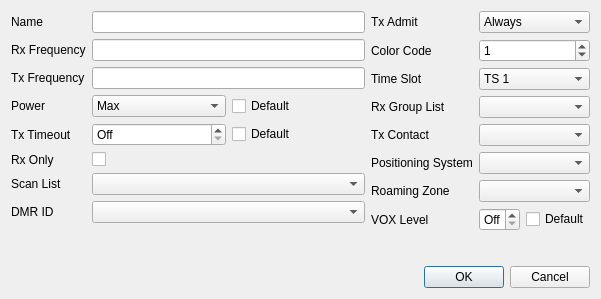
Old version of the form src/digitalchanneldialog.ui in the repository hmatuschek/qdmr.
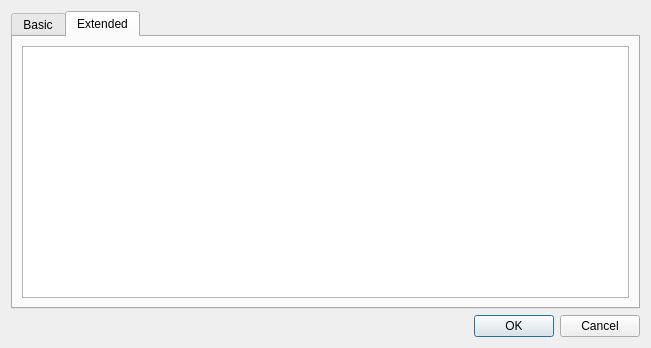
New version of the form. The open tabs and pages were chosen to show the change.

Commit message: Implemented extension wrapper.

```diff
--- a/src/digitalchanneldialog.ui
+++ b/src/digitalchanneldialog.ui
@@ -6,8 +6,8 @@
    <rect>
     <x>0</x>
     <y>0</y>
-    <width>601</width>
-    <height>299</height>
+    <width>651</width>
+    <height>348</height>
    </rect>
   </property>
   <property name="windowTitle">
@@ -15,6 +15,14 @@
   </property>
   <layout class="QVBoxLayout" name="verticalLayout">
    <item>
+    <widget class="QTabWidget" name="tabWidget">
+     <property name="currentIndex">
+      <number>0</number>
+     </property>
+     <widget class="QWidget" name="basicTab">
+      <attribute name="title">
+       <string>Basic</string>
+      </attribute>
     <layout class="QHBoxLayout" name="horizontalLayout">
      <item>
       <layout class="QFormLayout" name="formLayout">
@@ -302,6 +310,21 @@
       </layout>
      </item>
     </layout>
+     </widget>
+     <widget class="QWidget" name="extTab">
+      <attribute name="title">
+       <string>Extended</string>
+      </attribute>
+      <attribute name="toolTip">
+       <string>Device specific settings</string>
+      </attribute>
+      <layout class="QVBoxLayout" name="verticalLayout_2">
+       <item>
+        <widget class="QTreeView" name="extensionView"/>
+       </item>
+      </layout>
+     </widget>
+    </widget>
    </item>
    <item>
     <widget class="QDialogButtonBox" name="buttonBox">
```
Lines whose indentation alone changed are shown as unchanged. The commit also changes 7 other files.
